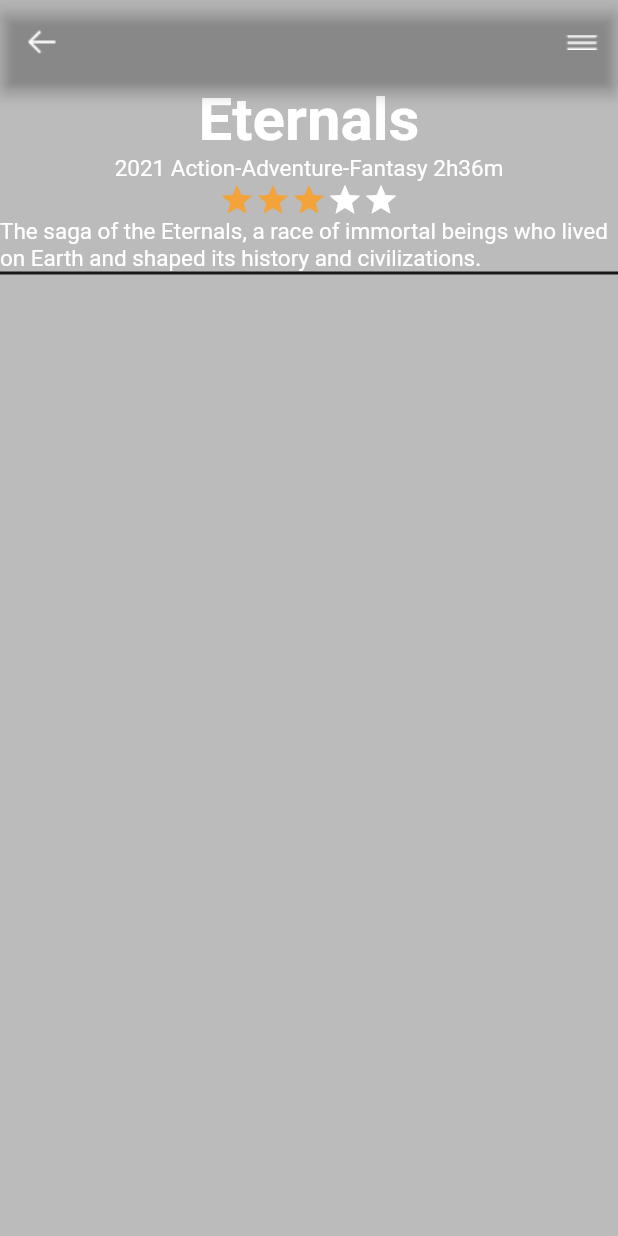
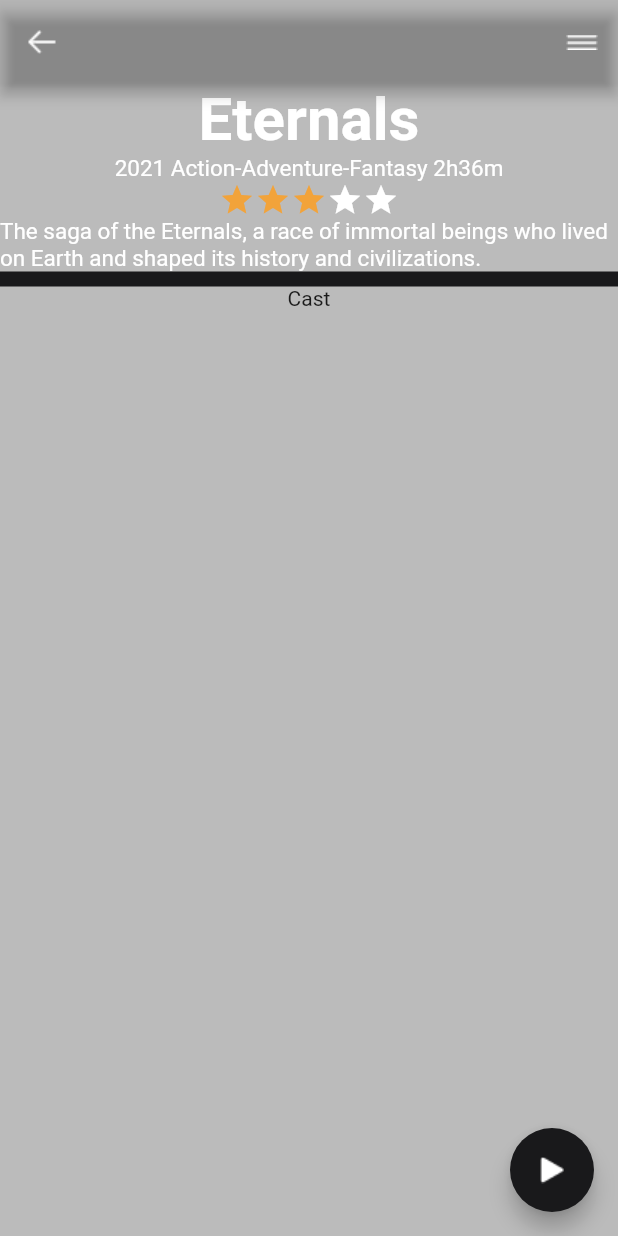
Before and after one commit to jgarzon26/vr_movie_neon, a Flutter app: the screen it shows after launch, on a phone screen of 412 x 824 dp. Run offline on Flutter 3.47's test engine with Material 2 defaults, Android fonts, the light colour scheme and no system bars.

Commit message:
addingFloatingPlayandFinishingLayouting

```diff
--- a/lib/eternal_page/eternalpage.dart
+++ b/lib/eternal_page/eternalpage.dart
@@ -1,4 +1,6 @@
 import 'package:flutter/material.dart';
+import 'package:vr_movie_neon/eternal_page/data/cast.dart';
+import 'castcard.dart';
 
 class EternalPage extends StatelessWidget {
 
@@ -93,12 +95,40 @@
           ),
           Container(
             color: Color.fromRGBO(25, 25, 27, 1),
-            height: 2,
+            height: 10,
             width: double.infinity,
           ),
-
+          Text('Cast'),
+          /*
+          Expanded(
+            child: GridView.count(
+              crossAxisCount: 2,
+              children: () {
+                List<Widget> castCards = [];
+                for (int i = 0; i < cast.length; i++) {
+                  castCards.add(
+                    CastCard(
+                      name: cast[i]['name']!,
+                      image: cast[i]['image']!,
+                    ),
+                  );
+                }
+                return castCards;
+              }(),
+            ),
+          ),
+           */
         ],
       ),
+      floatingActionButton: FloatingActionButton(
+        onPressed: () {},
+        child: ImageIcon(
+          AssetImage('lib/eternal_page/icons/play.png'),
+          color: Colors.white,
+        ),
+        backgroundColor: Color.fromRGBO(25, 25, 27, 1),
+      ),
+      floatingActionButtonLocation: FloatingActionButtonLocation.endFloat,
     );
   }
 }
```
Also changed, not shown: lib/eternal_page/castcard.dart (+12 -27 lines).
